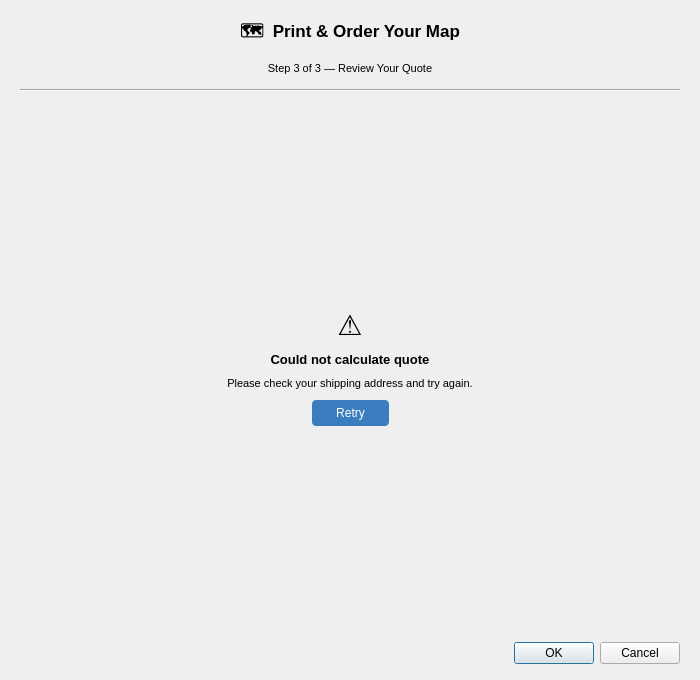
Qt form ui/quote/quote_dialog.ui (JacobGeoGeek/qgis-atlaspress) before a commit.
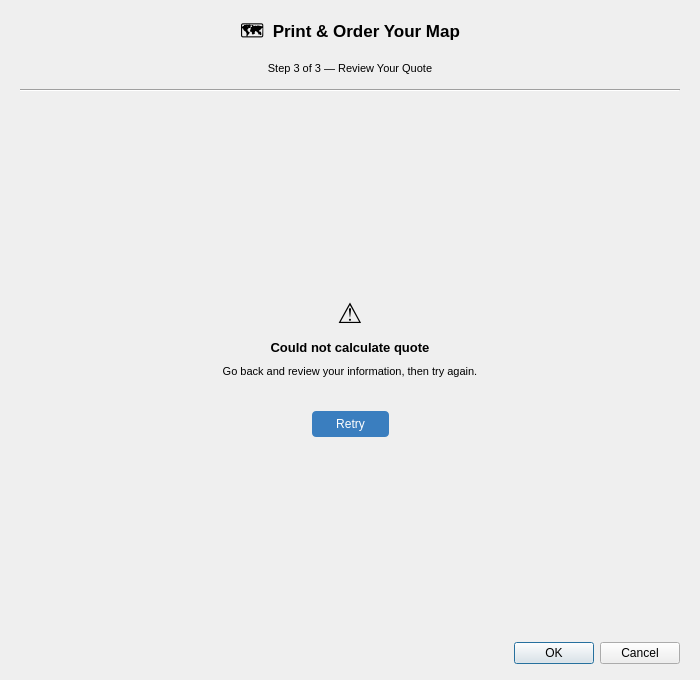
The same form after that commit. The open tabs and pages were chosen to show the change.

Patch:
```diff
--- a/ui/quote/quote_dialog.ui
+++ b/ui/quote/quote_dialog.ui
@@ -429,12 +429,20 @@
           self.quoteErrorMessageLabel.setText(str(error))
         -->
         <widget class="QLabel" name="quoteErrorMessageLabel">
-         <property name="text"><string>Please check your shipping address and try again.</string></property>
+         <property name="text"><string>Go back and review your information, then try again.</string></property>
          <property name="alignment"><set>Qt::AlignmentFlag::AlignCenter</set></property>
          <property name="styleSheet"><string>color: palette(text); font-size: 11px;</string></property>
          <property name="wordWrap"><bool>true</bool></property>
         </widget>
        </item>
+       <item>
+        <widget class="QLabel" name="quoteErrorDetailsLabel">
+         <property name="text"><string/></property>
+         <property name="styleSheet"><string>color: palette(text); font-size: 11px;</string></property>
+         <property name="wordWrap"><bool>true</bool></property>
+         <property name="visible"><bool>false</bool></property>
+        </widget>
+       </item>
        <item>
         <layout class="QHBoxLayout" name="quoteRetryLayout">
          <item>
```
